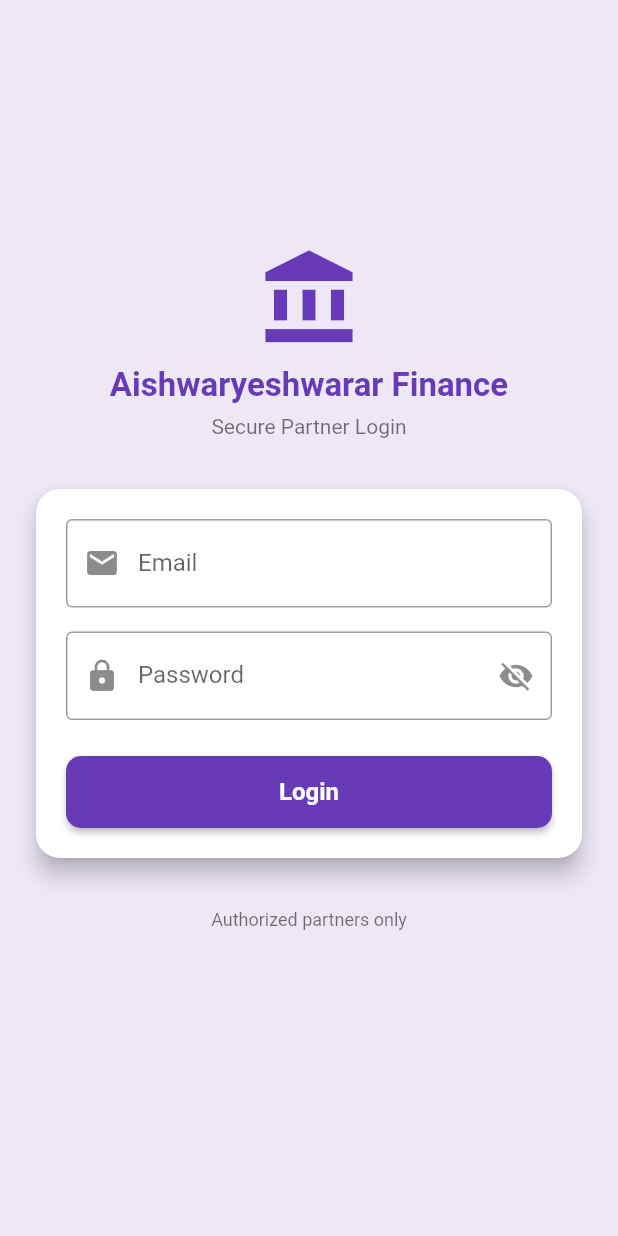
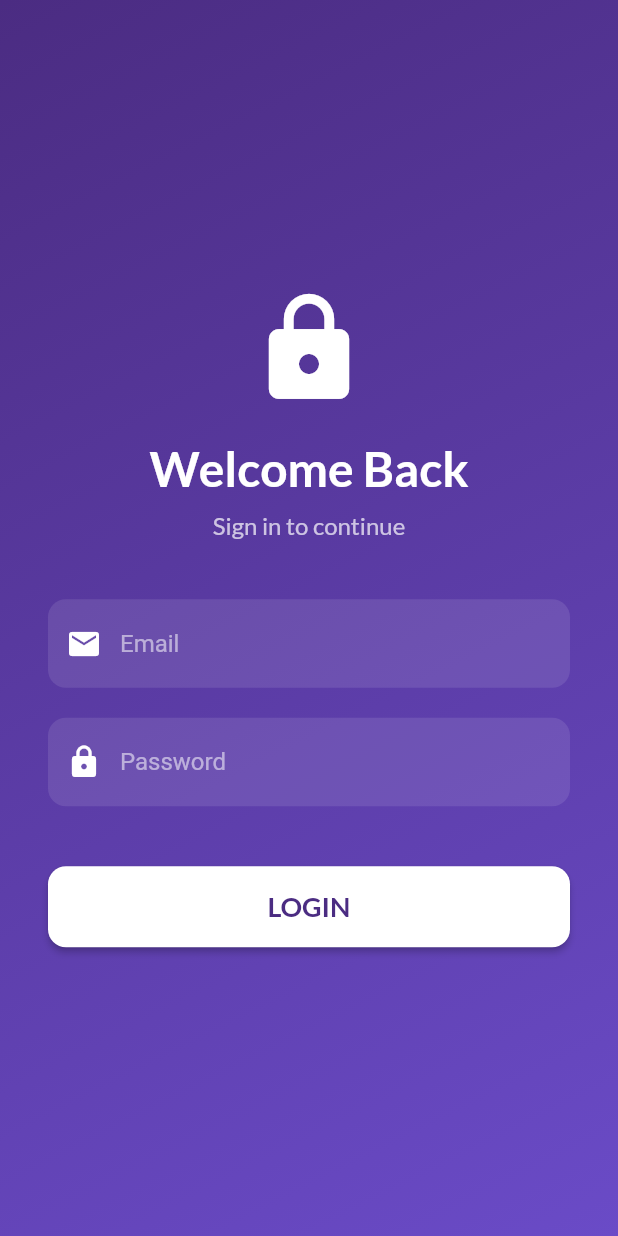
Before and after one commit to santhoshrks/aishwaryeshwarar_finance_app, a Flutter app: the screen it shows after launch, on a phone screen of 412 x 824 dp. Run offline on Flutter 3.47's test engine with Material 3 defaults, Android fonts, the light colour scheme and no system bars; our stand-ins replace cloud_firestore, file_picker, firebase_auth, firebase_core, fl_chart, flutter_secure_storage and 5 more; missing offline and left inert: excel; accounts and stored records are empty.

Commit message:
feat: Implement PIN and Biometric Login
- Introduces PIN-based and biometric (fingerprint) authentication for a more secure and convenient login experience.
- Adds `local_auth`, `flutter_secure_storage`, and `google_fonts` dependencies to support the new authentication flows and enhance the UI.
- Implements a `PinSetupPage` for users to set their PIN after the initial email/password login.
- Refactors the `LoginPage` to handle both email/password and PIN/biometric login flows with a modern, animated UI.
- Securely stores the user's PIN using `flutter_secure_storage`.
- Adds a "Forgot PIN" option that resets credentials and prompts for a standard login.
- Includes a logout function on the `HomePage` that clears all stored credentials and session data.
- Updates `HomePage` and `AboutPage` to use `GoogleFonts` for a consistent and improved visual style.
- Modifies native Android configuration to use `FlutterFragmentActivity` to support biometric authentication.

```diff
--- a/lib/login_page.dart
+++ b/lib/login_page.dart
@@ -1,7 +1,10 @@
 import 'package:flutter/material.dart';
 import 'package:firebase_auth/firebase_auth.dart';
+import 'package:flutter_secure_storage/flutter_secure_storage.dart';
+import 'package:google_fonts/google_fonts.dart';
+import 'package:local_auth/local_auth.dart';
 
-import 'home_page.dart';
+import 'pin_setup_page.dart';
 
 class LoginPage extends StatefulWidget {
   const LoginPage({super.key});
@@ -11,163 +14,245 @@ class LoginPage extends StatefulWidget {
 }
 
 class _LoginPageState extends State<LoginPage> {
-  final emailCtrl = TextEditingController();
-  final passwordCtrl = TextEditingController();
+  final _emailCtrl = TextEditingController();
+  final _passwordCtrl = TextEditingController();
+  final _pinCtrl = TextEditingController();
+  final _storage = const FlutterSecureStorage();
+  final _localAuth = LocalAuthentication();
 
-  bool isLoading = false;
-  bool showPassword = false;
+  bool _isPinLogin = false;
+  bool _isLoading = true;
 
-  Future<void> login() async {
-    setState(() => isLoading = true);
+  @override
+  void initState() {
+    super.initState();
+    _checkPinStatus();
+  }
 
+  Future<void> _checkPinStatus() async {
+    final pin = await _storage.read(key: 'pin');
+    setState(() {
+      _isPinLogin = pin != null;
+      _isLoading = false;
+    });
+    if (_isPinLogin) {
+      _authenticateWithBiometrics();
+    }
+  }
+
+  Future<void> _authenticateWithBiometrics() async {
+    try {
+      final canAuth = await _localAuth.canCheckBiometrics;
+      if (canAuth) {
+        final didAuthenticate = await _localAuth.authenticate(
+          localizedReason: 'Please authenticate to login',
+          options: const AuthenticationOptions(
+            biometricOnly: true,
+          ),
+        );
+        if (didAuthenticate) {
+          _navigateToHome();
+        }
+      }
+    } catch (e) {
+      // Handle error
+    }
+  }
+
+  Future<void> _loginWithEmail() async {
+    setState(() {
+      _isLoading = true;
+    });
     try {
       await FirebaseAuth.instance.signInWithEmailAndPassword(
-        email: emailCtrl.text.trim(),
-        password: passwordCtrl.text.trim(),
+        email: _emailCtrl.text.trim(),
+        password: _passwordCtrl.text.trim(),
       );
+      _navigateToPinSetup();
+    } on FirebaseAuthException catch (e) {
+      if (mounted) {
+        ScaffoldMessenger.of(context).showSnackBar(
+          SnackBar(content: Text(e.message ?? 'Login failed. Please try again.')),
+        );
+      }
+    } finally {
+      if (mounted) {
+        setState(() {
+          _isLoading = false;
+        });
+      }
+    }
+  }
 
-      Navigator.pushReplacement(
-        context,
-        MaterialPageRoute(builder: (_) => const HomePage()),
-      );
-    } catch (e) {
+  Future<void> _loginWithPin() async {
+    final storedPin = await _storage.read(key: 'pin');
+    if (storedPin == _pinCtrl.text.trim()) {
+      _navigateToHome();
+    } else {
       ScaffoldMessenger.of(context).showSnackBar(
-        SnackBar(
-          content: Text(e.toString()),
-          backgroundColor: Colors.red,
-        ),
+        const SnackBar(content: Text('Incorrect PIN')),
       );
     }
+  }
 
-    setState(() => isLoading = false);
+  Future<void> _forgotPin() async {
+    await _storage.deleteAll();
+    await FirebaseAuth.instance.signOut();
+    setState(() {
+      _isPinLogin = false;
+    });
+  }
+
+  void _navigateToHome() {
+    Navigator.of(context).pushReplacementNamed('/home');
+  }
+
+  void _navigateToPinSetup() {
+    Navigator.of(context).pushReplacement(
+      MaterialPageRoute(builder: (_) => const PinSetupPage()),
+    );
   }
 
   @override
   Widget build(BuildContext context) {
     return Scaffold(
-      backgroundColor: Colors.deepPurple.shade50,
-
-      body: SafeArea(
-        child: SingleChildScrollView(
-          padding: const EdgeInsets.all(20),
-          child: SizedBox(
-            height: MediaQuery.of(context).size.height - 80,
-            child: Column(
-              mainAxisAlignment: MainAxisAlignment.center,
-              children: [
-                // 🏦 APP BRAND
-                Column(
-                  children: const [
-                    Icon(
-                      Icons.account_balance,
-                      size: 70,
-                      color: Colors.deepPurple,
-                    ),
-                    SizedBox(height: 10),
-                    Text(
-                      'Aishwaryeshwarar Finance',
-                      style: TextStyle(
-                        fontSize: 22,
-                        fontWeight: FontWeight.bold,
-                        color: Colors.deepPurple,
-                      ),
-                    ),
-                    SizedBox(height: 6),
-                    Text(
-                      'Secure Partner Login',
-                      style: TextStyle(
-                        fontSize: 14,
-                        color: Colors.black54,
-                      ),
-                    ),
-                  ],
-                ),
-
-                const SizedBox(height: 30),
-
-                // 🔐 LOGIN CARD
-                Card(
-                  elevation: 6,
-                  shape: RoundedRectangleBorder(
-                    borderRadius: BorderRadius.circular(16),
-                  ),
-                  child: Padding(
-                    padding: const EdgeInsets.all(20),
-                    child: Column(
-                      children: [
-                        TextField(
-                          controller: emailCtrl,
-                          keyboardType: TextInputType.emailAddress,
-                          decoration: const InputDecoration(
-                            labelText: 'Email',
-                            prefixIcon: Icon(Icons.email),
-                            border: OutlineInputBorder(),
-                          ),
-                        ),
-                        const SizedBox(height: 16),
-
-                        TextField(
-                          controller: passwordCtrl,
-                          obscureText: !showPassword,
-                          decoration: InputDecoration(
-                            labelText: 'Password',
-                            prefixIcon: const Icon(Icons.lock),
-                            suffixIcon: IconButton(
-                              icon: Icon(
-                                showPassword
-                                    ? Icons.visibility
-                                    : Icons.visibility_off,
-                              ),
-                              onPressed: () {
-                                setState(() {
-                                  showPassword = !showPassword;
-                                });
-                              },
-                            ),
-                            border: const OutlineInputBorder(),
-                          ),
-                        ),
-
-                        const SizedBox(height: 24),
-
-                        SizedBox(
-                          width: double.infinity,
-                          height: 48,
-                          child: ElevatedButton(
-                            style: ElevatedButton.styleFrom(
-                              backgroundColor: Colors.deepPurple,
-                              shape: RoundedRectangleBorder(
-                                borderRadius: BorderRadius.circular(10),
-                              ),
-                            ),
-                            onPressed: isLoading ? null : login,
-                            child: isLoading
-                                ? const CircularProgressIndicator(
-                              color: Colors.white,
-                            )
-                                : const Text(
-                              'Login',
-                              style: TextStyle(fontSize: 16, fontWeight: FontWeight.bold, color: Colors.white),
-                            ),
-                          ),
-                        ),
-                      ],
-                    ),
+      body: Container(
+        decoration: const BoxDecoration(
+          gradient: LinearGradient(
+            colors: [Color(0xFF4B2C82), Color(0xFF6A4BC7)],
+            begin: Alignment.topLeft,
+            end: Alignment.bottomRight,
+          ),
+        ),
+        child: _isLoading
+            ? const Center(child: CircularProgressIndicator(color: Colors.white))
+            : Center(
+                child: SingleChildScrollView(
+                  padding: const EdgeInsets.all(32.0),
+                  child: AnimatedSwitcher(
+                    duration: const Duration(milliseconds: 300),
+                    child: _isPinLogin ? _buildPinLogin() : _buildEmailLogin(),
                   ),
                 ),
+              ),
+      ),
+    );
+  }
 
-                const SizedBox(height: 30),
+  Widget _buildEmailLogin() {
+    return Column(
+      key: const ValueKey('emailLogin'),
+      mainAxisAlignment: MainAxisAlignment.center,
+      children: [
+        const Icon(Icons.lock, size: 80, color: Colors.white),
+        const SizedBox(height: 20),
+        Text(
+          'Welcome Back',
+          style: GoogleFonts.lato(
+            color: Colors.white,
+            fontSize: 32,
+            fontWeight: FontWeight.bold,
+          ),
+        ),
+        const SizedBox(height: 10),
+        Text(
+          'Sign in to continue',
+          style: GoogleFonts.lato(color: Colors.white70, fontSize: 16),
+        ),
+        const SizedBox(height: 40),
+        _buildTextField(controller: _emailCtrl, hint: 'Email', icon: Icons.email),
+        const SizedBox(height: 20),
+        _buildTextField(controller: _passwordCtrl, hint: 'Password', icon: Icons.lock, obscureText: true),
+        const SizedBox(height: 40),
+        _buildLoginButton(onPressed: _loginWithEmail, text: 'LOGIN'),
+      ],
+    );
+  }
 
-                // 🔒 FOOTER NOTE
-                const Text(
-                  'Authorized partners only',
-                  style: TextStyle(
-                    fontSize: 12,
-                    color: Colors.black54,
-                  ),
-                ),
-              ],
+  Widget _buildPinLogin() {
+    return Column(
+      key: const ValueKey('pinLogin'),
+      mainAxisAlignment: MainAxisAlignment.center,
+      children: [
+        const Icon(Icons.lock_person_sharp, size: 80, color: Colors.white),
+        const SizedBox(height: 20),
+        Text(
+          'Enter PIN',
+          style: GoogleFonts.lato(
+            color: Colors.white,
+            fontSize: 32,
+            fontWeight: FontWeight.bold,
+          ),
+        ),
+        const SizedBox(height: 40),
+        _buildTextField(controller: _pinCtrl, hint: 'PIN', icon: Icons.pin, obscureText: true, isPin: true),
+        const SizedBox(height: 40),
+        _buildLoginButton(onPressed: _loginWithPin, text: 'UNLOCK'),
+        const SizedBox(height: 20),
+        Row(
+          mainAxisAlignment: MainAxisAlignment.spaceBetween,
+          children: [
+            TextButton(
+              onPressed: _forgotPin,
+              child: Text(
+                'Forgot PIN?',
+                style: GoogleFonts.lato(color: Colors.white70),
+              ),
             ),
+            IconButton(
+              onPressed: _authenticateWithBiometrics,
+              icon: const Icon(Icons.fingerprint, size: 40, color: Colors.white),
+            ),
+          ],
+        ),
+      ],
+    );
+  }
+
+  Widget _buildTextField({
+    required TextEditingController controller,
+    required String hint,
+    required IconData icon,
+    bool obscureText = false,
+    bool isPin = false,
+  }) {
+    return TextField(
+      controller: controller,
+      obscureText: obscureText,
+      keyboardType: isPin ? TextInputType.number : TextInputType.emailAddress,
+      style: const TextStyle(color: Colors.white),
+      decoration: InputDecoration(
+        hintText: hint,
+        hintStyle: const TextStyle(color: Colors.white54),
+        prefixIcon: Icon(icon, color: Colors.white),
+        filled: true,
+        fillColor: Colors.white.withOpacity(0.1),
+        border: OutlineInputBorder(
+          borderRadius: BorderRadius.circular(12),
+          borderSide: BorderSide.none,
+        ),
+      ),
+    );
+  }
+
+  Widget _buildLoginButton({required VoidCallback onPressed, required String text}) {
+    return SizedBox(
+      width: double.infinity,
+      child: ElevatedButton(
+        onPressed: onPressed,
+        style: ElevatedButton.styleFrom(
+          backgroundColor: Colors.white,
+          foregroundColor: const Color(0xFF4B2C82),
+          padding: const EdgeInsets.all(16),
+          shape: RoundedRectangleBorder(
+            borderRadius: BorderRadius.circular(12),
+          ),
+        ),
+        child: Text(
+          text,
+          style: GoogleFonts.lato(
+            fontSize: 18,
+            fontWeight: FontWeight.bold,
           ),
         ),
       ),
--- a/pubspec.yaml
+++ b/pubspec.yaml
@@ -46,8 +46,11 @@ dependencies:
   permission_handler: ^11.3.0
   font_awesome_flutter: ^10.7.0
   file_picker: ^8.0.0
-  shared_preferences: ^2.2.2   # ✅ ADD THIS
+  shared_preferences: ^2.2.2
   url_launcher: ^6.1.12
+  local_auth: ^2.1.7
+  flutter_secure_storage: ^9.0.0
+  google_fonts: ^6.2.1
 
 dev_dependencies:
   flutter_test:
```
Also changed, not shown: lib/about_page.dart (+24 -15 lines), lib/home_page.dart (+86 -19 lines), lib/pin_setup_page.dart (added, +57 -0 lines), pubspec.lock, 7 other files.
